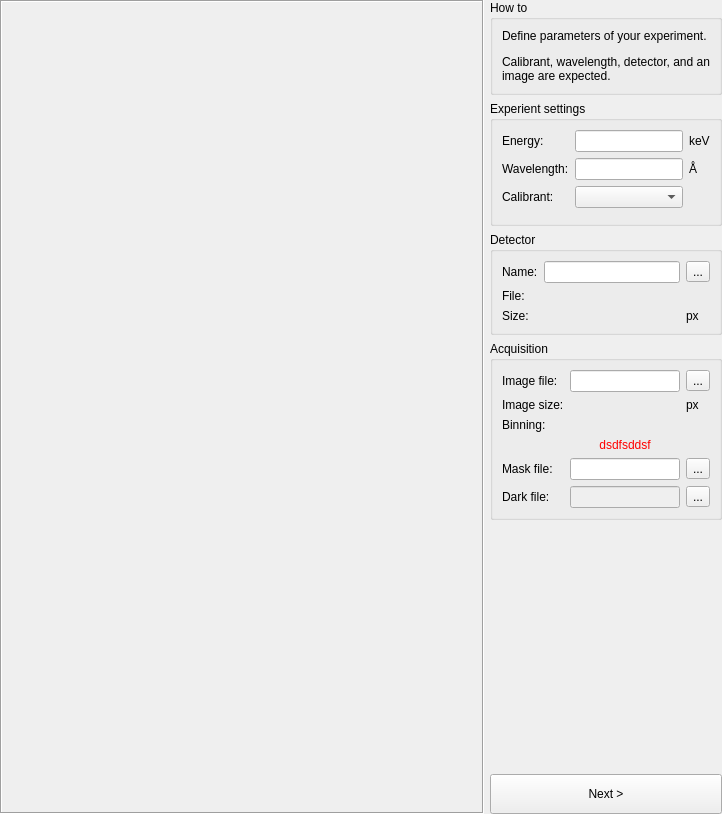
This is pyFAI/resources/gui/calibration-experiment.ui in silx-kit/pyFAI as Qt 5 draws it before an edit. The edited form follows.
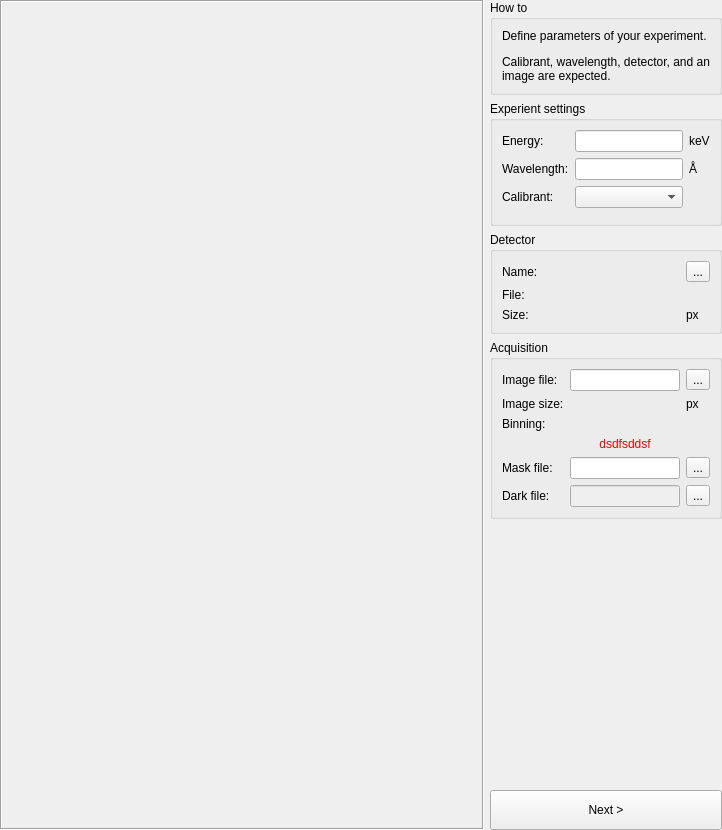
This is the edited form. Custom widgets are drawn as their Qt base class.

Commit message: Rework detector label

```diff
--- a/pyFAI/resources/gui/calibration-experiment.ui
+++ b/pyFAI/resources/gui/calibration-experiment.ui
@@ -7,7 +7,7 @@
     <x>0</x>
     <y>0</y>
     <width>722</width>
-    <height>814</height>
+    <height>830</height>
    </rect>
   </property>
   <property name="windowTitle">
@@ -163,7 +163,27 @@
         <property name="title">
          <string>Detector</string>
         </property>
-        <layout class="QGridLayout" name="gridLayout_3" columnstretch="0,0,0">
+        <layout class="QGridLayout" name="gridLayout_3" columnstretch="0,1,0">
+         <item row="0" column="0">
+          <widget class="QLabel" name="label_9">
+           <property name="text">
+            <string>Name:</string>
+           </property>
+          </widget>
+         </item>
+         <item row="0" column="1">
+          <widget class="DetectorLabel" name="_detectorLabel">
+           <property name="text">
+            <string/>
+           </property>
+           <property name="alignment">
+            <set>Qt::AlignCenter</set>
+           </property>
+           <property name="textInteractionFlags">
+            <set>Qt::LinksAccessibleByMouse|Qt::TextSelectableByMouse</set>
+           </property>
+          </widget>
+         </item>
          <item row="0" column="2">
           <widget class="QToolButton" name="_customDetector">
            <property name="text">
@@ -171,24 +191,7 @@
            </property>
           </widget>
          </item>
-         <item row="3" column="2">
-          <widget class="QLabel" name="_detectorSizeUnit">
-           <property name="text">
-            <string>px</string>
-           </property>
-          </widget>
-         </item>
-         <item row="3" column="0">
-          <widget class="QLabel" name="_detectorSizeLabel">
-           <property name="toolTip">
-            <string>Detector size without binning</string>
-           </property>
-           <property name="text">
-            <string>Size:</string>
-           </property>
-          </widget>
-         </item>
-         <item row="2" column="0">
+         <item row="1" column="0">
           <widget class="QLabel" name="_detectorFileDescriptionTitle">
            <property name="toolTip">
             <string>File describing this detector</string>
@@ -201,33 +204,40 @@
            </property>
           </widget>
          </item>
-         <item row="3" column="1">
-          <widget class="QLabel" name="_detectorSize">
-           <property name="text">
-            <string/>
-           </property>
-           <property name="alignment">
-            <set>Qt::AlignRight|Qt::AlignTrailing|Qt::AlignVCenter</set>
-           </property>
-          </widget>
-         </item>
-         <item row="0" column="1">
-          <widget class="DetectorLineEdit" name="_detectorLineEdit"/>
-         </item>
-         <item row="0" column="0">
-          <widget class="QLabel" name="label_9">
-           <property name="text">
-            <string>Name:</string>
-           </property>
-          </widget>
-         </item>
-         <item row="2" column="1">
+         <item row="1" column="1">
           <widget class="ElidedLabel" name="_detectorFileDescription">
            <property name="text">
             <string/>
            </property>
           </widget>
          </item>
+         <item row="2" column="0">
+          <widget class="QLabel" name="_detectorSizeLabel">
+           <property name="toolTip">
+            <string>Detector size without binning</string>
+           </property>
+           <property name="text">
+            <string>Size:</string>
+           </property>
+          </widget>
+         </item>
+         <item row="2" column="1">
+          <widget class="QLabel" name="_detectorSize">
+           <property name="text">
+            <string/>
+           </property>
+           <property name="alignment">
+            <set>Qt::AlignRight|Qt::AlignTrailing|Qt::AlignVCenter</set>
+           </property>
+          </widget>
+         </item>
+         <item row="2" column="2">
+          <widget class="QLabel" name="_detectorSizeUnit">
+           <property name="text">
+            <string>px</string>
+           </property>
+          </widget>
+         </item>
         </layout>
        </widget>
       </item>
@@ -416,16 +426,16 @@
    <header>pyFAI.gui.calibration.CalibrantPreview</header>
    <container>1</container>
   </customwidget>
-  <customwidget>
-   <class>DetectorLineEdit</class>
-   <extends>QLineEdit</extends>
-   <header>pyFAI.gui.calibration.DetectorLineEdit</header>
-  </customwidget>
   <customwidget>
    <class>ElidedLabel</class>
    <extends>QLabel</extends>
    <header>pyFAI.gui.widgets.ElidedLabel</header>
   </customwidget>
+  <customwidget>
+   <class>DetectorLabel</class>
+   <extends>QLabel</extends>
+   <header>pyFAI.gui.calibration.DetectorLabel</header>
+  </customwidget>
  </customwidgets>
  <resources/>
  <connections/>
```
The commit also changes 2 other files.
